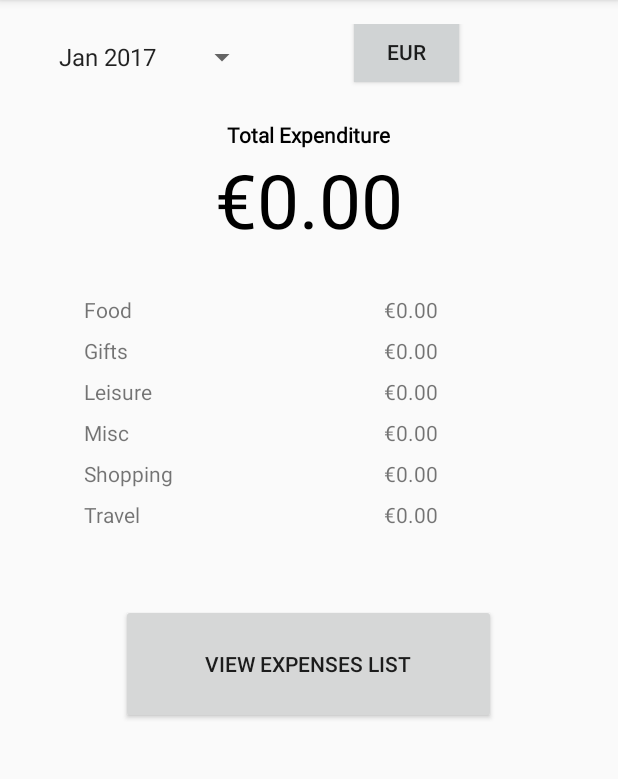
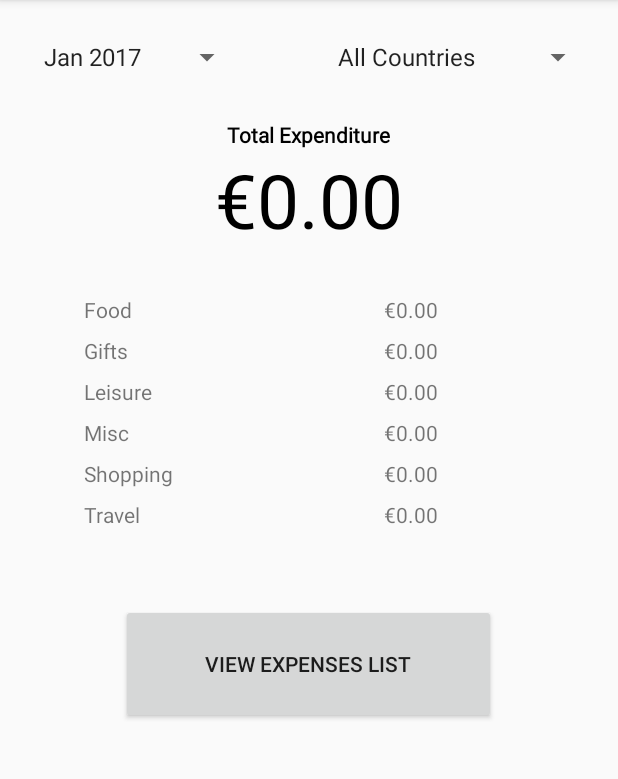
Before and after one commit to ruibinch/Ausgaben, an Android app: the OverviewActivity screen opened directly, with no data from a screen before it, on a phone screen of 412 x 824 dp, the part 84-863 px from its top. Run offline under Robolectric (Android 15) with nearby library versions, the phone set to English and light mode, and no system bars.

Commit message:
Added filter by country.

```diff
--- a/Documents/Android Studio Projects/Ausgaben/app/src/main/java/ruibin/ausgaben/MainActivity.java
+++ b/Documents/Android Studio Projects/Ausgaben/app/src/main/java/ruibin/ausgaben/MainActivity.java
@@ -208,7 +208,7 @@ public class MainActivity extends Activity implements
     }
 
     // TODO - import CSV / export as CSV
-    // TODO - Include location
+    // TODO - Populate country Spinner based on input countries
 
 
     /*
--- a/Documents/Android Studio Projects/Ausgaben/app/src/main/java/ruibin/ausgaben/OverviewActivity.java
+++ b/Documents/Android Studio Projects/Ausgaben/app/src/main/java/ruibin/ausgaben/OverviewActivity.java
@@ -11,6 +11,7 @@ import android.widget.CompoundButton;
 import android.widget.Spinner;
 import android.widget.Switch;
 import android.widget.TextView;
+import android.widget.Toast;
 import android.widget.ToggleButton;
 
 import java.math.BigDecimal;
@@ -22,12 +23,13 @@ public class OverviewActivity extends Activity {
 
     private DatabaseExpenses database;
     private int displayMonth;
+    private int displayCountry;
     private String displayCurrency = "EUR"; // default display is EUR
 
     // XML resources
     private TextView expenditureDisplay;
     private Spinner selectMonthDisplay;
-    private ToggleButton selectCurrencyDisplay;
+    private Spinner selectCountryDisplay;
 
     @Override
     protected void onCreate(Bundle savedInstanceState) {
@@ -41,7 +43,7 @@ public class OverviewActivity extends Activity {
         setTextViews();
 
         // Populate data
-        updateExpenseValuesDisplayed(displayCurrency); // default display currency is EUR
+        updateExpenseValuesDisplayed(); // default display currency is EUR
 
     }
 
@@ -60,8 +62,8 @@ public class OverviewActivity extends Activity {
         selectMonthDisplay = (Spinner) findViewById(R.id.spn_selectMonthDisplay);
         selectMonthDisplay.setOnItemSelectedListener(selectMonthListener);
 
-        selectCurrencyDisplay = (ToggleButton) findViewById(R.id.toggle_selectCurrencyDisplay);
-        selectCurrencyDisplay.setOnCheckedChangeListener(selectCurrencyListener);
+        selectCountryDisplay = (Spinner) findViewById(R.id.spn_selectCountryDisplay);
+        selectCountryDisplay.setOnItemSelectedListener(selectCountryListener);
     }
 
     // Sets the default display to the current month
@@ -96,24 +98,35 @@ public class OverviewActivity extends Activity {
         @Override
         public void onItemSelected(AdapterView<?> parent, View view, int position, long id) {
             displayMonth = position;
-            updateExpenseValuesDisplayed(displayCurrency);
+            updateExpenseValuesDisplayed();
         }
 
         @Override
         public void onNothingSelected(AdapterView<?> parent) {
-
         }
     };
 
-    CompoundButton.OnCheckedChangeListener selectCurrencyListener = new CompoundButton.OnCheckedChangeListener() {
-        public void onCheckedChanged(CompoundButton buttonView, boolean isChecked) {
-            if (isChecked) {
-                displayCurrency = "SGD";
-                updateExpenseValuesDisplayed(displayCurrency);
-            } else {
-                displayCurrency = "EUR";
-                updateExpenseValuesDisplayed(displayCurrency);
-            }
+    // Click handler for 'Display Currency' spinner
+    OnItemSelectedListener selectCountryListener = new OnItemSelectedListener() {
+        @Override
+        public void onItemSelected(AdapterView<?> parent, View view, int position, long id) {
+            displayCountry = position;
+            updateExpenseValuesDisplayed();
+        }
+
+        @Override
+        public void onNothingSelected(AdapterView<?> parent) {
+        }
+    };
+
+    // Click handler for the 'Total Expenditure' amount - clicking toggles the currency displayed
+    public void onClickToggleCurrencyDisplay(View view) {
+        if (displayCurrency.equals("EUR")) {
+            displayCurrency = "SGD";
+            updateExpenseValuesDisplayed();
+        } else { // if display = "SGD"
+            displayCurrency = "EUR";
+            updateExpenseValuesDisplayed();
         }
     };
 
@@ -129,19 +142,19 @@ public class OverviewActivity extends Activity {
      */
 
     // Updates all expense values on the screen, in the correct display currency (total amount + individual categories)
-    private void updateExpenseValuesDisplayed(String displayCurrency) {
+    private void updateExpenseValuesDisplayed() {
         TextView foodExpenseDisplay = (TextView) findViewById(R.id.amount_categoryBreakdown_food);
         TextView giftsExpenseDisplay = (TextView) findViewById(R.id.amount_categoryBreakdown_gifts);
         TextView leisureExpenseDisplay = (TextView) findViewById(R.id.amount_categoryBreakdown_leisure);
         TextView miscExpenseDisplay = (TextView) findViewById(R.id.amount_categoryBreakdown_misc);
         TextView shoppingExpenseDisplay = (TextView) findViewById(R.id.amount_categoryBreakdown_shopping);
         TextView travelExpenseDisplay = (TextView) findViewById(R.id.amount_categoryBreakdown_travel);
-        BigDecimal foodExpense = new BigDecimal(-1);
-        BigDecimal giftsExpense = new BigDecimal(-1);
-        BigDecimal leisureExpense = new BigDecimal(-1);
-        BigDecimal miscExpense = new BigDecimal(-1);
-        BigDecimal shoppingExpense = new BigDecimal(-1);
-        BigDecimal travelExpense = new BigDecimal(-1);
+        BigDecimal foodExpense;
+        BigDecimal giftsExpense;
+        BigDecimal leisureExpense;
+        BigDecimal miscExpense;
+        BigDecimal shoppingExpense;
+        BigDecimal travelExpense;
 
         if (displayCurrency.equals("EUR")) {
             foodExpenseDisplay.setText(R.string.str_euroSign);
@@ -161,12 +174,14 @@ public class OverviewActivity extends Activity {
             expenditureDisplay.setText(R.string.str_dollarSign);
         }
 
-        leisureExpense = database.getCategoryExpenditure("leisure", displayMonth, displayCurrency);
-        foodExpense = database.getCategoryExpenditure("food", displayMonth, displayCurrency);
-        giftsExpense = database.getCategoryExpenditure("gifts", displayMonth, displayCurrency);
-        miscExpense = database.getCategoryExpenditure("misc", displayMonth, displayCurrency);
-        shoppingExpense = database.getCategoryExpenditure("shopping", displayMonth, displayCurrency);
-        travelExpense = database.getCategoryExpenditure("travel", displayMonth, displayCurrency);
+        String country = (String) selectCountryDisplay.getItemAtPosition(displayCountry);
+
+        leisureExpense = database.getCategoryExpenditure("leisure", displayMonth, displayCurrency, country);
+        foodExpense = database.getCategoryExpenditure("food", displayMonth, displayCurrency, country);
+        giftsExpense = database.getCategoryExpenditure("gifts", displayMonth, displayCurrency, country);
+        miscExpense = database.getCategoryExpenditure("misc", displayMonth, displayCurrency, country);
+        shoppingExpense = database.getCategoryExpenditure("shopping", displayMonth, displayCurrency, country);
+        travelExpense = database.getCategoryExpenditure("travel", displayMonth, displayCurrency, country);
 
         foodExpenseDisplay.append(foodExpense.toString());
         giftsExpenseDisplay.append(giftsExpense.toString());
--- a/Documents/Android Studio Projects/Ausgaben/app/src/main/res/layout/activity_overview.xml
+++ b/Documents/Android Studio Projects/Ausgaben/app/src/main/res/layout/activity_overview.xml
@@ -15,19 +15,18 @@
         android:layout_width="wrap_content"
         android:layout_height="wrap_content"
         android:layout_marginTop="10dp"
-        android:layout_marginStart="15dp"
+        android:layout_marginStart="5dp"
         android:dropDownWidth="@dimen/spinner_monthSelection"
         android:entries="@array/spn_selectMonth_entries" />
 
-    <ToggleButton
-        android:id="@+id/toggle_selectCurrencyDisplay"
-        android:layout_width="70dp"
-        android:layout_height="40dp"
+    <Spinner
+        android:id="@+id/spn_selectCountryDisplay"
+        android:layout_width="wrap_content"
+        android:layout_height="wrap_content"
+        android:layout_alignParentEnd="true"
         android:layout_alignBaseline="@id/spn_selectMonthDisplay"
-        android:layout_marginStart="220dp"
-        android:background="@color/lightGray"
-        android:textOn="SGD"
-        android:textOff="EUR" />
+        android:dropDownWidth="@dimen/spinner_countrySelection"
+        android:entries="@array/spn_selectCountry_entries" />
 
     <TextView
         style="@style/TextColourBlack"
@@ -46,7 +45,9 @@
         android:layout_width="wrap_content"
         android:layout_height="wrap_content"
         android:layout_below="@id/text_totalExpenditure"
-        android:layout_centerInParent="true" />
+        android:layout_centerInParent="true"
+        android:clickable="true"
+        android:onClick="onClickToggleCurrencyDisplay" />
 
 
     <!-- Breakdown of expenses by category -->
--- a/Documents/Android Studio Projects/Ausgaben/app/src/main/res/values/dimens.xml
+++ b/Documents/Android Studio Projects/Ausgaben/app/src/main/res/values/dimens.xml
@@ -8,6 +8,7 @@
     <dimen name="overview_categoryAmount">75dp</dimen>
 
     <dimen name="spinner_monthSelection">110sp</dimen>
+    <dimen name="spinner_countrySelection">130sp</dimen>
     <dimen name="spinner_currencySelection">60sp</dimen>
 
     <dimen name="forexTable_showHide">60dp</dimen>
--- a/Documents/Android Studio Projects/Ausgaben/app/src/main/res/values/strings.xml
+++ b/Documents/Android Studio Projects/Ausgaben/app/src/main/res/values/strings.xml
@@ -99,6 +99,16 @@
         <item>Aug 2017</item>
     </string-array>
 
+    <string-array name="spn_selectCountry_entries">
+        <item>All Countries</item>
+        <item>Germany</item>
+        <item>Ireland</item>
+        <item>Netherlands</item>
+        <item>Poland</item>
+        <item>Singapore</item>
+        <item>United Kingdom</item>
+    </string-array>
+
     <string-array name="toggle_selectDisplayCurrency_entries">
         <item>EUR</item>
         <item>SGD</item>
```
Also changed, not shown: Documents/Android Studio Projects/Ausgaben/app/src/main/AndroidManifest.xml (+3 -6 lines), Documents/Android Studio Projects/Ausgaben/app/src/main/java/ruibin/ausgaben/database/DatabaseExpenses.java (+14 -8 lines), Documents/Android Studio Projects/Ausgaben/app/src/main/res/layout/activity_main.xml (+5 -4 lines).
